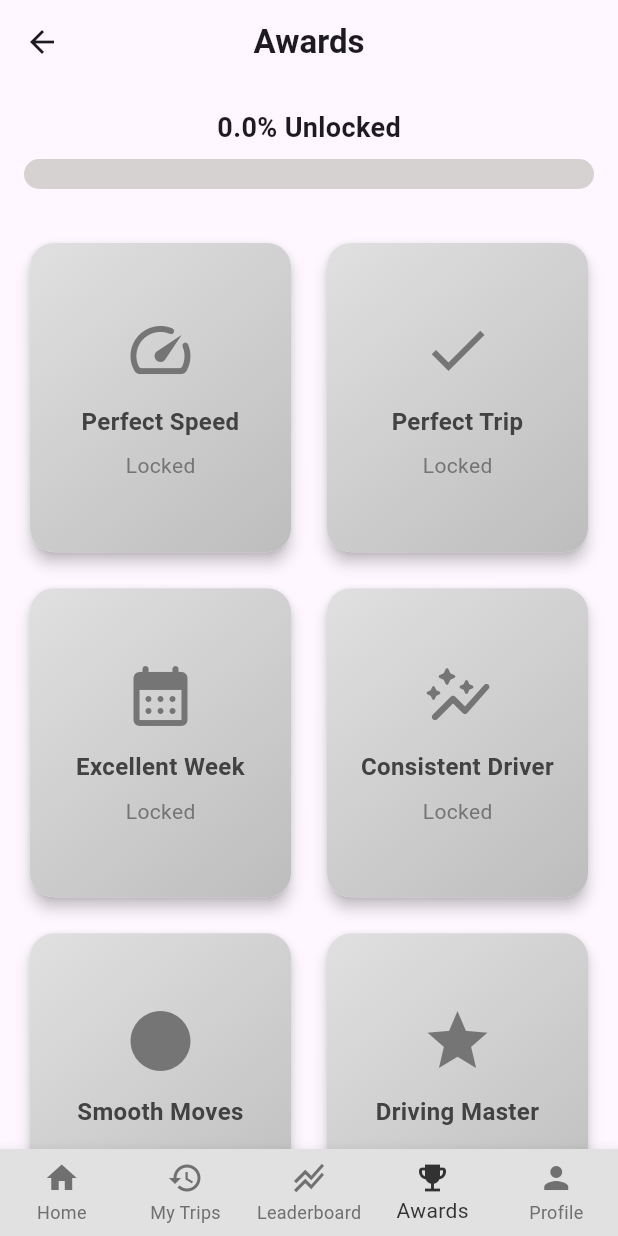
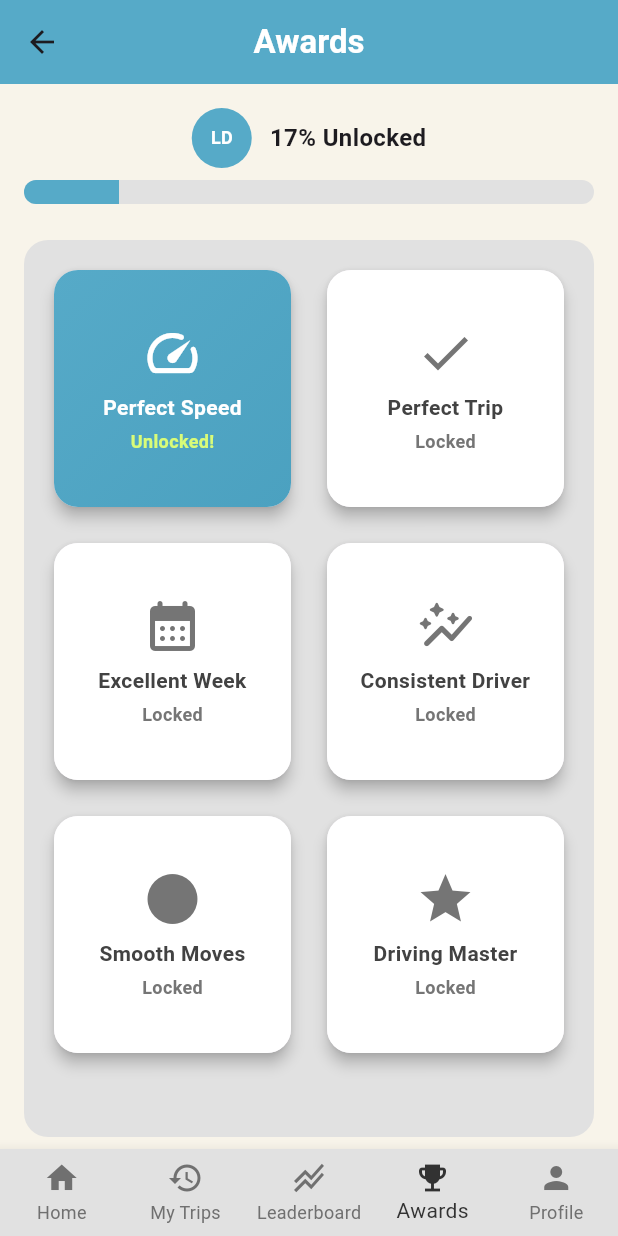
Before and after one commit to R-umaria/Group24F24, a Flutter app: the FirstPage screen opened by its route, item 4 of the bottom bar chosen, on a phone screen of 412 x 824 dp. Run offline on Flutter 3.47's test engine with Material 3 defaults, Android fonts, the phone set to English and light mode, and no system bars; our stand-ins replace flutter_custom_clippers, geolocator, pedometer, permission_handler, sensors_plus, sqflite; accounts and stored records are empty.

Commit message:
Changed colours and slight ui changes for leaderboard and awards pages

```diff
--- a/lib/pages/Awards/award_backend.dart
+++ b/lib/pages/Awards/award_backend.dart
@@ -48,6 +48,7 @@ class AwardsManager {
       name: 'Perfect Speed',
       description: 'Stay in the safe speed zone for 100% of the trip',
       icon: Icons.speed_rounded,
+      isUnlocked: true,
     ),
     Award(
       id: 'perfect_trip',
--- a/lib/pages/Awards/awards_page.dart
+++ b/lib/pages/Awards/awards_page.dart
@@ -15,10 +15,12 @@ class AwardsPage extends StatelessWidget {
   @override
   Widget build(BuildContext context) {
     return Scaffold(
+      backgroundColor: const Color.fromRGBO(248, 244, 234, 1), //match to the main screen bg colour
       appBar: AppBar(
+        backgroundColor: const Color.fromRGBO(86, 170, 200, 1),
         title: const Text(
           'Awards',
-          style: TextStyle(fontWeight: FontWeight.bold),
+          style: TextStyle(fontWeight: FontWeight.bold, color: Colors.white),
         ),
         centerTitle: true,
       ),
@@ -26,7 +28,15 @@ class AwardsPage extends StatelessWidget {
         children: [
           _buildProgressHeader(),
           Expanded(
-            child: _buildAwardsGrid(),
+            child: Container(
+              //bg for awards container
+              margin: const EdgeInsets.symmetric(horizontal: 16, vertical: 8),
+              decoration: BoxDecoration(
+                color: const Color.fromRGBO(225, 225, 225, 1),
+                borderRadius: BorderRadius.circular(16),
+              ),
+              child: _buildAwardsGrid(),
+            ),
           ),
         ],
       ),
@@ -37,28 +47,45 @@ class AwardsPage extends StatelessWidget {
   Widget _buildProgressHeader() {
     int totalAwards = awardsManager.awards.length; //check how many awards exist currently
     double unlockedPercent = awardsManager.getUnlockedAwards().length / totalAwards;
-    double progressPercent = (unlockedPercent / totalAwards) * 100;
+    double progressPercent = (unlockedPercent) * 100;
 
     return Container(
       padding: const EdgeInsets.all(16),
       child: Column(
         children: [
-          Text(
-            '$progressPercent% Unlocked',
-            style: const TextStyle(
-              fontSize: 18,
-              fontWeight: FontWeight.bold,
-            ),
+          Row(
+            mainAxisAlignment: MainAxisAlignment.center,
+            children: [
+              const CircleAvatar(
+                backgroundColor: Color.fromRGBO(86, 170, 200, 1),
+                child: Text(
+                  'LD',
+                  style: TextStyle(
+                    color: Colors.white,
+                    fontSize: 12,
+                    fontWeight: FontWeight.bold,
+                  ),
+                ),
+              ),
+              const SizedBox(width: 12),
+              Text(
+                '${progressPercent.toStringAsFixed(0)}% Unlocked',
+                style: const TextStyle(
+                  fontSize: 16,
+                  fontWeight: FontWeight.bold,
+                ),
+              ),
+            ],
           ),
           const SizedBox(height: 8),
           ClipRRect(
             borderRadius: BorderRadius.circular(15),
             child: LinearProgressIndicator(
               value: progressPercent/100,
-              minHeight: 20,
-              backgroundColor: const Color.fromARGB(255, 214, 210, 210),
+              minHeight: 16,
+              backgroundColor: const Color.fromRGBO(225, 225, 225, 1),
               valueColor: AlwaysStoppedAnimation<Color>(
-                progressPercent == 100 ? const Color.fromARGB(255, 7, 255, 15) : const Color.fromARGB(255, 73, 215, 227),
+                progressPercent == 100 ? const Color.fromARGB(255, 7, 255, 15) : const Color.fromRGBO(86, 170, 200, 1),
               ),
             ),
           ),
@@ -73,7 +100,7 @@ class AwardsPage extends StatelessWidget {
       padding: const EdgeInsets.all(16),
       gridDelegate: const SliverGridDelegateWithFixedCrossAxisCount(
         crossAxisCount: 2,
-        childAspectRatio: 0.85,
+        childAspectRatio: 1,
         crossAxisSpacing: 16,
         mainAxisSpacing: 16,
       ),
@@ -107,8 +134,8 @@ class _AwardCard extends StatelessWidget {
             begin: Alignment.topLeft,
             end: Alignment.bottomRight,
             colors: award.isUnlocked
-                ? [Colors.blue[400]!, Colors.blue[600]!] //i will change colours to match home page later
-                : [Colors.grey[300]!, Colors.grey[400]!],
+                ? [const Color.fromRGBO(86, 170, 200, 1),const Color.fromARGB(255, 75, 161, 192)] //i will change colours to match home page later
+                : [Colors.white, Colors.white],
           ),
         ),
         child: Material(
@@ -117,31 +144,32 @@ class _AwardCard extends StatelessWidget {
             borderRadius: BorderRadius.circular(16),
             onTap: () => _showAwardDetails(context), //open the info at the bottom when award is clicked on
             child: Padding(
-              padding: const EdgeInsets.all(16),
+              padding: const EdgeInsets.all(8),
               child: Column(
                 mainAxisAlignment: MainAxisAlignment.center,
                 children: [
                   Icon(
                     award.icon,
-                    size: 48,
+                    size: 40,
                     color: award.isUnlocked ? Colors.white : Colors.grey[600],
                   ),
-                  const SizedBox(height: 12),
+                  const SizedBox(height: 6),
                   Text(
                     award.name,
                     textAlign: TextAlign.center,
                     style: TextStyle(
-                      fontSize: 16,
+                      fontSize: 14,
                       fontWeight: FontWeight.bold,
                       color: award.isUnlocked ? Colors.white : Colors.grey[800],
                     ),
                   ),
-                  const SizedBox(height: 8),
+                  const SizedBox(height: 4),
                   Text(
                     award.isUnlocked ? 'Unlocked!' : 'Locked',
                     style: TextStyle(
-                      fontSize: 14,
-                      color: award.isUnlocked ? Colors.white70 : Colors.grey[600],
+                      fontSize: 12,
+                      fontWeight: FontWeight.bold,
+                      color: award.isUnlocked ? const Color.fromARGB(255, 217, 252, 120): Colors.grey[600],
                     ),
                   ),
                 ],
```
Also changed, not shown: lib/pages/Leaderboard/leaderboard_backend.dart (+5 -5 lines), lib/pages/Leaderboard/leaderboard_page.dart (+17 -15 lines).
